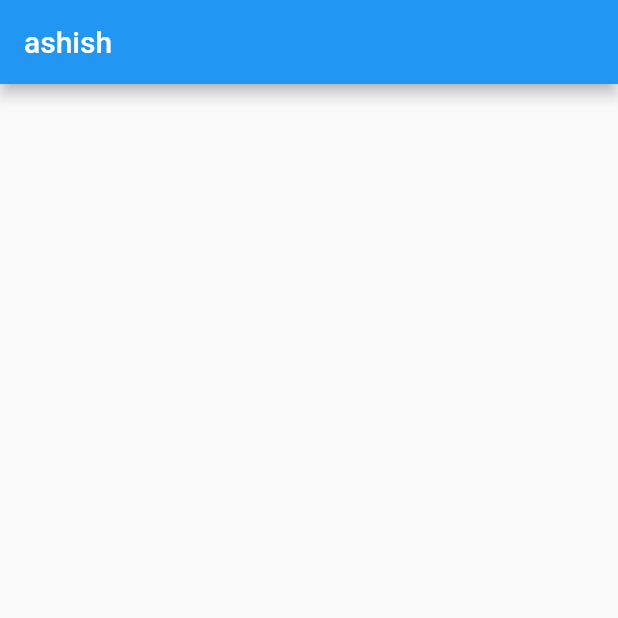
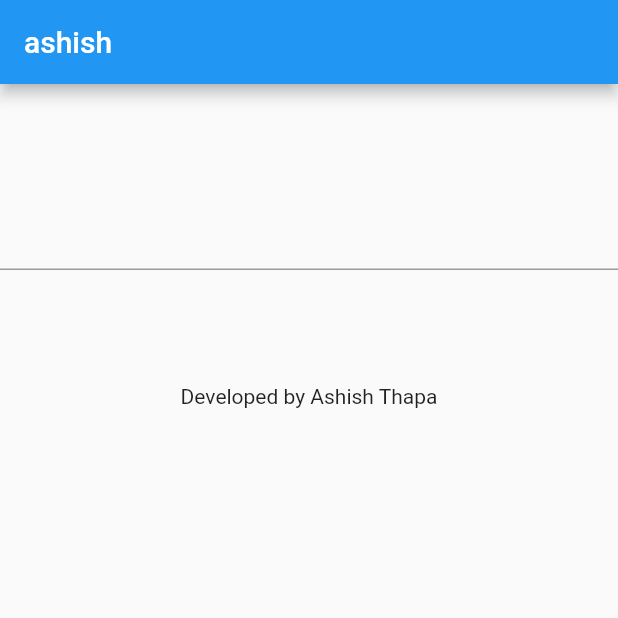
Before and after one commit to Iamashishthapa/Flutter, a Flutter app: the screen it shows after launch, on a phone screen of 412 x 824 dp, the top half of it. Run offline on Flutter 3.47's test engine with Material 2 defaults, Android fonts, the phone set to English and light mode, and no system bars.

Commit message:
Added text button

```diff
--- a/chatbot/lib/main.dart
+++ b/chatbot/lib/main.dart
@@ -13,6 +13,64 @@ class MyApp extends StatelessWidget {
       home: new Scaffold(
         appBar: new AppBar(
           title: new Text('ashish'),
+        ),
+        body: Container(
+          child: Column(
+            children: <Widget>[
+              Container(height: 200, child: MyStatefulWidget()),
+              Container(child: new Text('Developed by Ashish Thapa')),
+            ],
+          ),
+        ),
+      ),
+    );
+  }
+}
+
+class MyStatefulWidget extends StatefulWidget {
+  MyStatefulWidget({Key key}) : super(key: key);
+
+  @override
+  _MyStatefulWidgetState createState() => _MyStatefulWidgetState();
+}
+
+class _MyStatefulWidgetState extends State<MyStatefulWidget> {
+  TextEditingController _controller;
+
+  void initState() {
+    super.initState();
+    _controller = TextEditingController();
+  }
+
+  void dispose() {
+    _controller.dispose();
+    super.dispose();
+  }
+
+  Widget build(BuildContext context) {
+    return Scaffold(
+      body: Center(
+        child: TextField(
+          controller: _controller,
+          onSubmitted: (String value) async {
+            await showDialog<void>(
+              context: context,
+              builder: (BuildContext context) {
+                return AlertDialog(
+                  title: const Text('Thanks!'),
+                  content: Text('You typed "$value".'),
+                  actions: <Widget>[
+                    FlatButton(
+                      onPressed: () {
+                        Navigator.pop(context);
+                      },
+                      child: const Text('OK'),
+                    ),
+                  ],
+                );
+              },
+            );
+          },
         ),
       ),
     );
```
